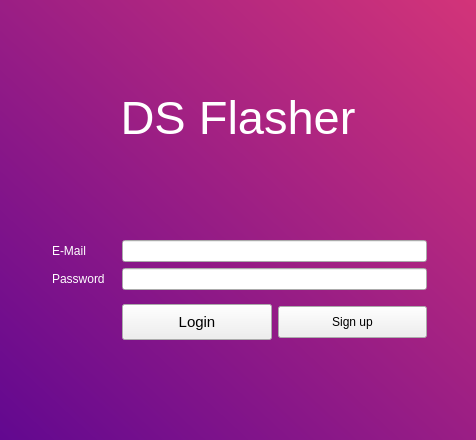
Above: mainwindow.ui from InamataIO/Flasher before the change. Below: the same form after it.
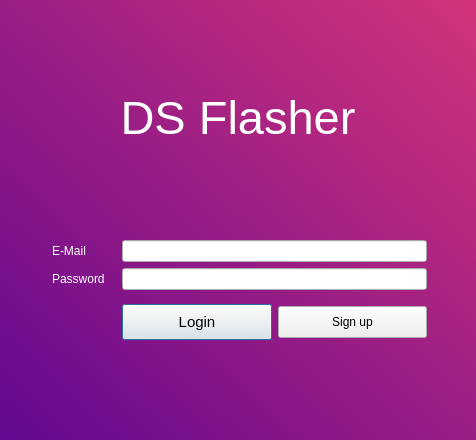
That is the form after the change.

The edit to the form file:
```diff
--- a/mainwindow.ui
+++ b/mainwindow.ui
@@ -151,6 +151,9 @@
                <property name="text">
                 <string>Login</string>
                </property>
+               <property name="default">
+                <bool>true</bool>
+               </property>
               </widget>
              </item>
              <item>
```
